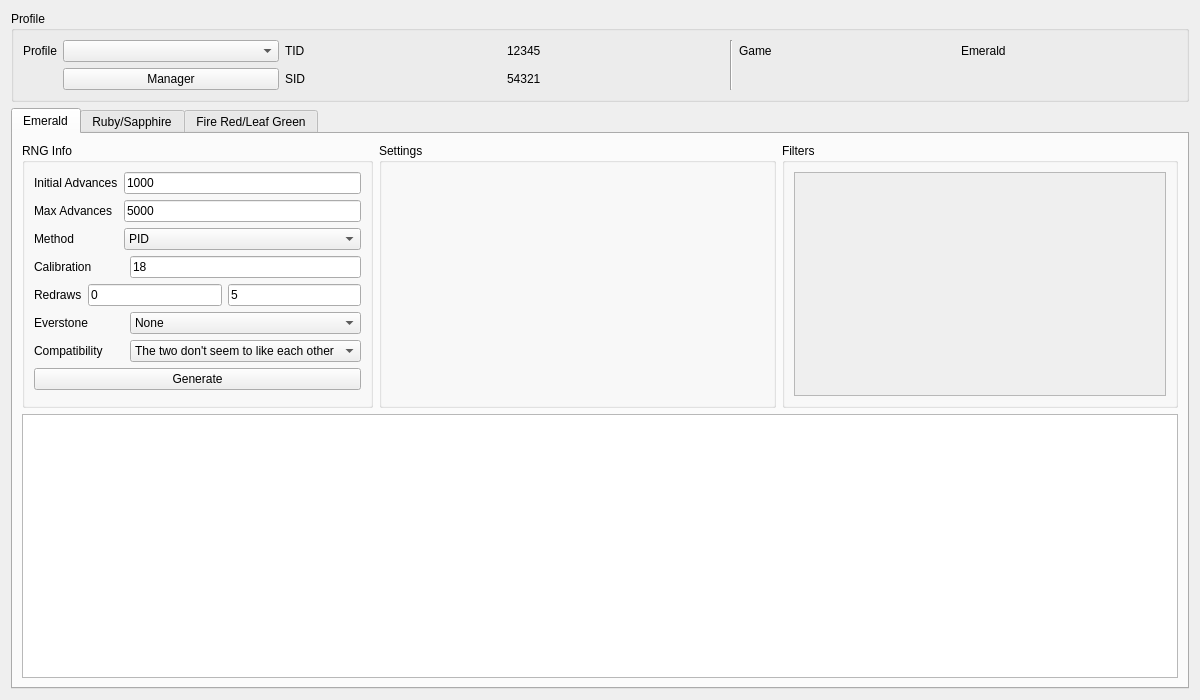
Qt form Forms/Gen3/Eggs3.ui (Admiral-Fish/PokeFinder) before a commit.
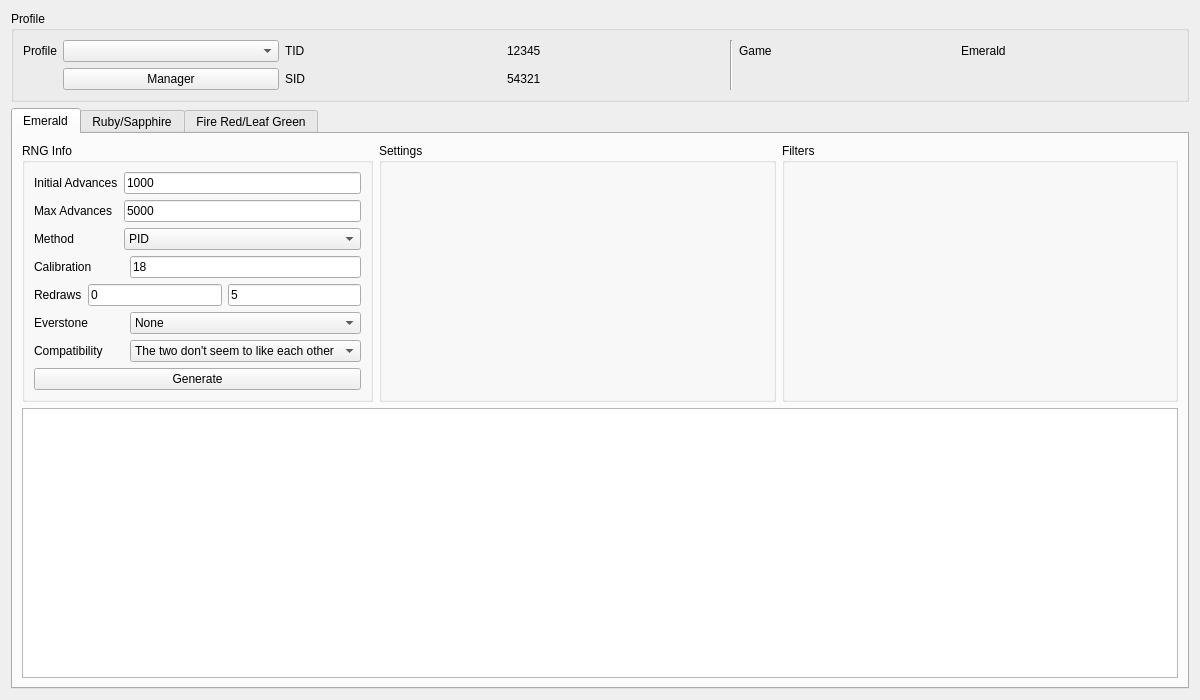
The same form after that commit. Custom widgets are drawn as their Qt base class.

What changed in the file:
```diff
--- a/Forms/Gen3/Eggs3.ui
+++ b/Forms/Gen3/Eggs3.ui
@@ -343,29 +343,7 @@
          </property>
          <layout class="QGridLayout" name="gridLayout_4">
           <item row="0" column="0">
-           <widget class="QScrollArea" name="scrollArea">
-            <property name="widgetResizable">
-             <bool>true</bool>
-            </property>
-            <property name="alignment">
-             <set>Qt::AlignCenter</set>
-            </property>
-            <widget class="QWidget" name="scrollAreaWidgetContents">
-             <property name="geometry">
-              <rect>
-               <x>0</x>
-               <y>0</y>
-               <width>387</width>
-               <height>225</height>
-              </rect>
-             </property>
-             <layout class="QGridLayout" name="gridLayout_14">
-              <item row="0" column="0">
-               <widget class="Filter" name="filterEmerald" native="true"/>
-              </item>
-             </layout>
-            </widget>
-           </widget>
+           <widget class="Filter" name="filterEmerald" native="true"/>
           </item>
          </layout>
         </widget>
```
